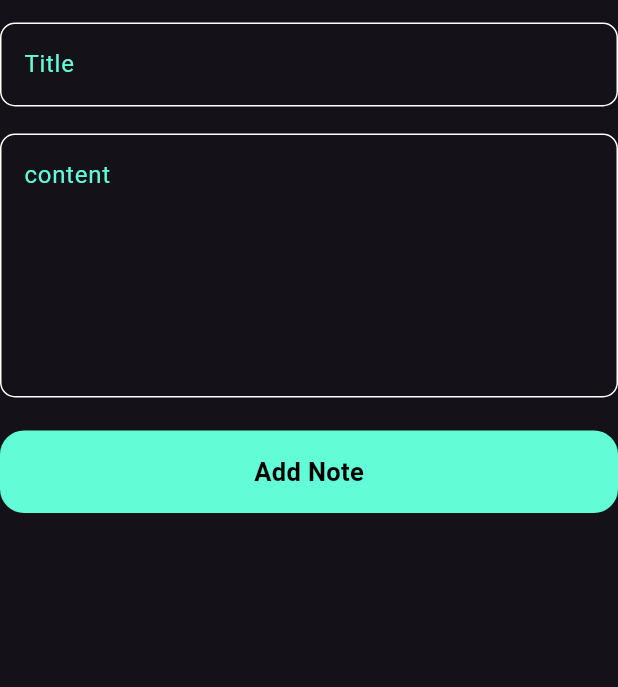
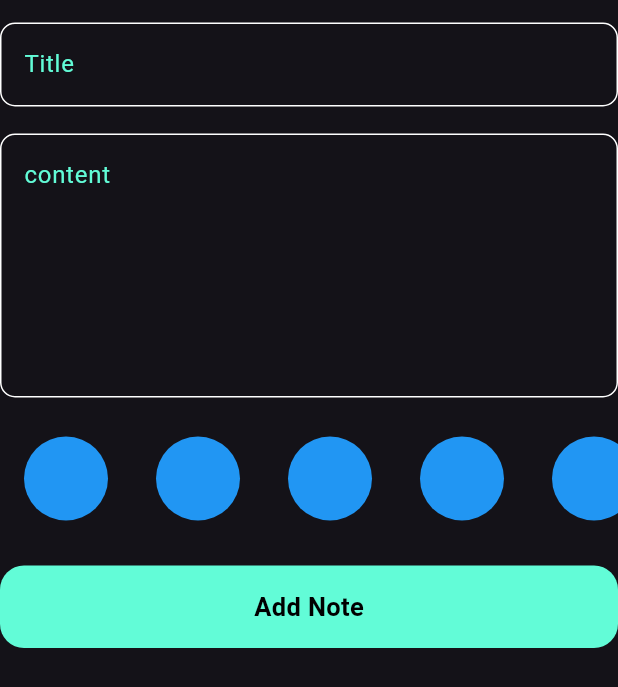
Before and after one commit to mohamed-Abd-Alazeem-Hussein-Rateb/note-app1, a Flutter app: the AddValditeBotttomSheet widget shown alone on an empty page, opened directly, on a phone screen of 412 x 824 dp. Shown: the top 687 px of the screen. Run offline on Flutter 3.47's test engine with Material 3 defaults, Android fonts, the phone set to English and light mode, and no system bars; our stand-ins replace bloc, flutter_bloc, hive, hive_flutter; accounts and stored records are empty.

Commit message:
creat color item and color list

```diff
--- a/lib/models/note_modle.dart
+++ b/lib/models/note_modle.dart
@@ -7,13 +7,13 @@ class NoteModle extends HiveObject {
    @HiveField(0)
   final String id;  // حقل معرف فريد
   @HiveField(1)
-  final String title;
+   String title;
   @HiveField(2)
-  final String content;
+   String content;
   @HiveField(3)
   final String data;
   @HiveField(4)
-  final int color;
+   int color;
 
   NoteModle({
    required this.title,
--- a/lib/widgets/add_valdite_bottom_sheet.dart
+++ b/lib/widgets/add_valdite_bottom_sheet.dart
@@ -2,6 +2,7 @@ import 'package:flutter/material.dart';
 import 'package:flutter_bloc/flutter_bloc.dart';
 import 'package:notes/cubits/add_note_cubit/addnote_cubit.dart';
 import 'package:notes/models/note_modle.dart';
+import 'package:notes/widgets/color_list_item.dart';
 import 'package:notes/widgets/custom_bottom.dart';
 import 'package:notes/widgets/custom_text_field.dart';
 
@@ -45,6 +46,10 @@ class _AddValditeBotttomSheetState extends State<AddValditeBotttomSheet> {
             maxline: 6,
           ),
           const SizedBox(
+            height: 18,
+          ),
+          ColorListView(),
+          const SizedBox(
             height: 22,
           ),
           BlocBuilder<AddnoteCubit, AddnoteState>(builder: (context, state) {
--- /dev/null
+++ b/lib/widgets/color_list_item.dart
@@ -0,0 +1,33 @@
+import 'package:flutter/material.dart';
+
+class ColorItem extends StatelessWidget {
+  const ColorItem({super.key});
+
+  @override
+  Widget build(BuildContext context) {
+    return Padding(
+      padding: const EdgeInsets.all(8.0),
+      child: const CircleAvatar(
+        radius: 36,
+        backgroundColor: Colors.blue,
+      ),
+    );
+  }
+}
+class ColorListView extends StatelessWidget {
+  const ColorListView({super.key});
+
+  @override
+  Widget build(BuildContext context) {
+    return SizedBox(
+      height: 36*2,
+      child: ListView.builder(
+        itemCount: 10,
+        scrollDirection: Axis.horizontal,
+        itemBuilder: (context, index) {
+          return const ColorItem();
+        },
+      ),
+    );
+  }
+}
--- a/lib/widgets/custom_card.dart
+++ b/lib/widgets/custom_card.dart
@@ -14,7 +14,7 @@ class CustomCard extends StatelessWidget {
     return InkWell(
       onTap: () {
         Navigator.push(context, MaterialPageRoute(builder: (context) {
-          return const EditNoteView();
+          return  EditNoteView(note:noteModle ,);
         }));
       },
       child: Dismissible(
--- a/lib/widgets/custom_text_field.dart
+++ b/lib/widgets/custom_text_field.dart
@@ -2,13 +2,15 @@ import 'package:flutter/material.dart';
 import 'package:notes/widgets/constant.dart';
 
 class CustomTextField extends StatelessWidget {
-  const CustomTextField({super.key, required this.hint,  this.maxline = 1, this.onSaved});
+  const CustomTextField({super.key, required this.hint,  this.maxline = 1, this.onSaved,this.onChanged});
  final String hint;
  final int maxline;
   final void Function(String?)? onSaved;
+ final Function(String)? onChanged;
   @override
   Widget build(BuildContext context) {
     return  TextFormField(
+      onChanged:onChanged ,
       validator: (value) {
         if (value?.isEmpty ??true) {
           return 'Thes field is requierd';
```
Also changed, not shown: lib/views/edit_note_view.dart (+5 -4 lines), lib/widgets/edit_note_body_view.dart (+33 -7 lines).
